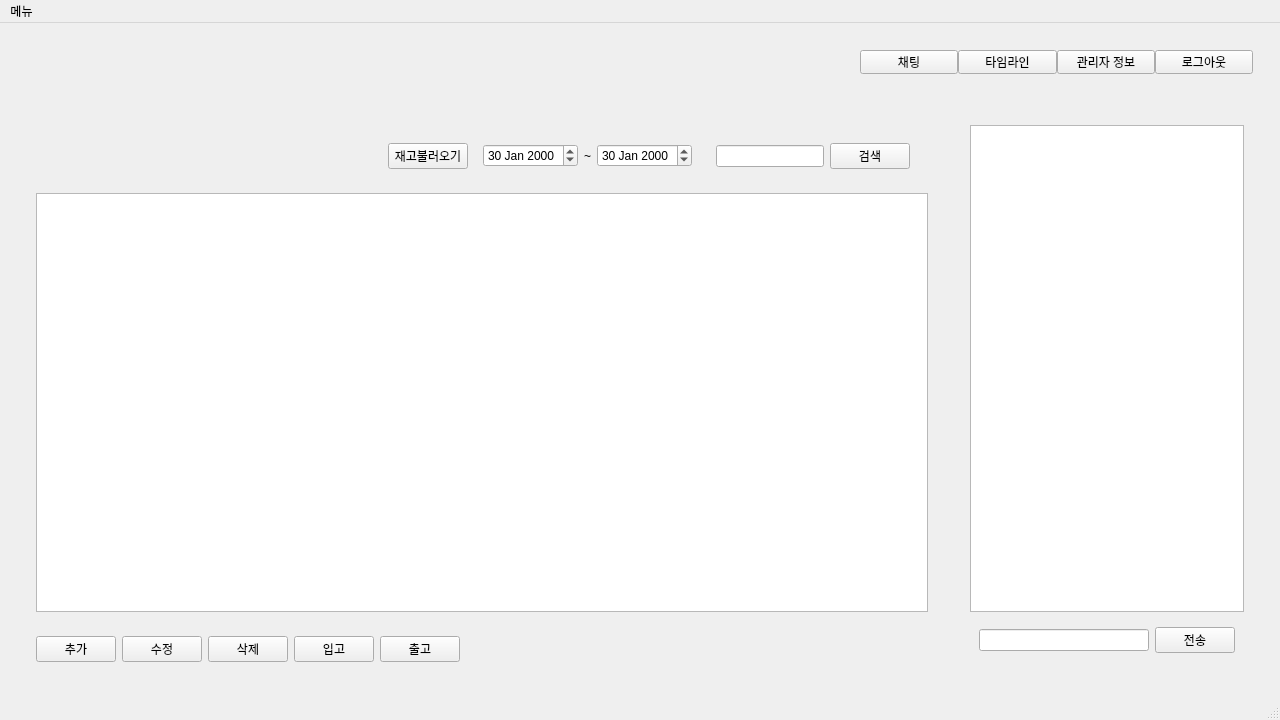
The window that client/view/view_main.ui (si-yeon/management_program) describes before a commit, drawn with Qt 5.
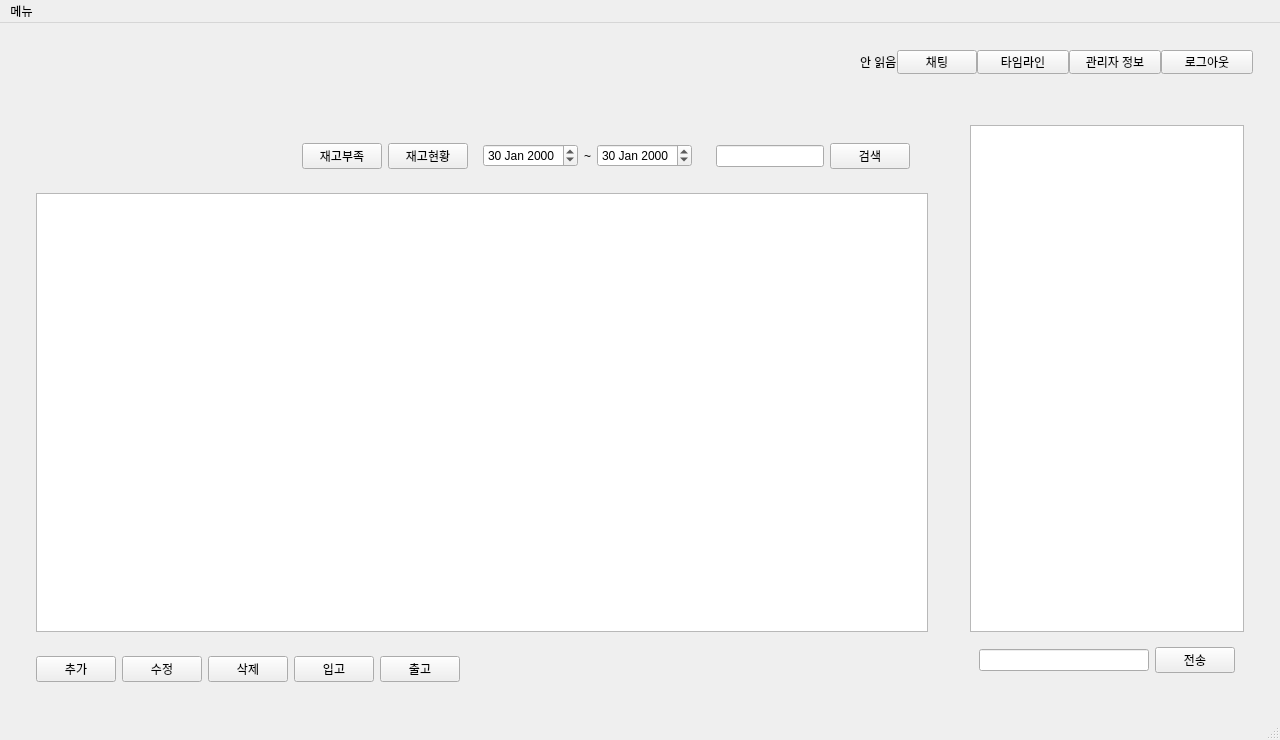
The same window after the commit.

What changed in the file:
```diff
--- a/client/view/view_main.ui
+++ b/client/view/view_main.ui
@@ -7,7 +7,7 @@
     <x>0</x>
     <y>0</y>
     <width>1280</width>
-    <height>720</height>
+    <height>740</height>
    </rect>
   </property>
   <property name="minimumSize">
@@ -43,11 +43,25 @@
            <number>0</number>
           </property>
           <item>
-           <widget class="QPushButton" name="pushButton_2">
-            <property name="text">
-             <string>채팅</string>
+           <layout class="QHBoxLayout" name="horizontalLayout_11">
+            <property name="spacing">
+             <number>0</number>
             </property>
-           </widget>
+            <item>
+             <widget class="QLabel" name="lb_no_read">
+              <property name="text">
+               <string>안 읽음</string>
+              </property>
+             </widget>
+            </item>
+            <item>
+             <widget class="QPushButton" name="pb_chat">
+              <property name="text">
+               <string>채팅</string>
+              </property>
+             </widget>
+            </item>
+           </layout>
           </item>
           <item>
            <widget class="QPushButton" name="pushButton_5">
@@ -109,7 +123,14 @@
                 <item>
                  <widget class="QPushButton" name="pushButton_12">
                   <property name="text">
-                   <string>재고불러오기</string>
+                   <string>재고부족</string>
+                  </property>
+                 </widget>
+                </item>
+                <item>
+                 <widget class="QPushButton" name="pb_inven_check">
+                  <property name="text">
+                   <string>재고현황</string>
                   </property>
                  </widget>
                 </item>
@@ -266,7 +287,28 @@
             <widget class="QWidget" name="page_chat">
              <layout class="QVBoxLayout" name="verticalLayout_5">
               <item>
-               <widget class="QListWidget" name="listWidget"/>
+               <widget class="QListWidget" name="lw_chat_room">
+                <property name="styleSheet">
+                 <string notr="true">QScrollBar
+{
+background : white;
+}
+QScrollBar::handle
+{
+background : #212529;
+}
+QScrollBar::handle::pressed
+{
+background : #212529;
+}
+QScrollArea
+{
+background-color: white;
+border: none;
+}
+</string>
+                </property>
+               </widget>
               </item>
               <item>
                <widget class="QWidget" name="widget_13" native="true">
```
Left out of the diff: 40 changed lines with no effect on the pictures.
